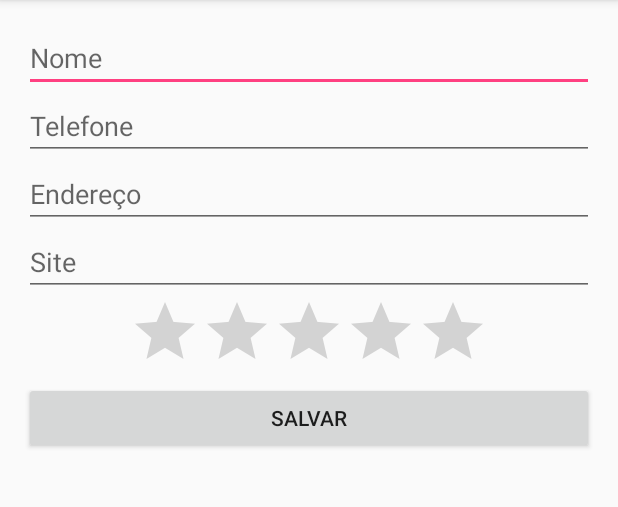
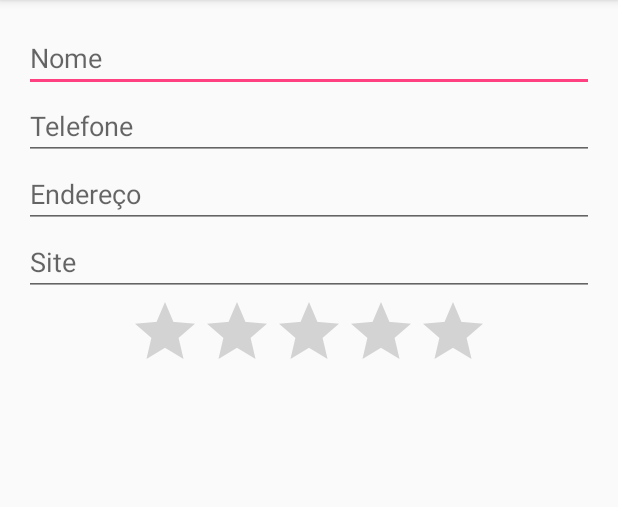
Before and after one commit to Jonss/curso-android-alura, an Android app: the FormularioActivity screen opened directly, with no data from a screen before it, on a phone screen of 412 x 824 dp, the part 84-591 px from its top. Run offline under Robolectric (Android 15) with nearby library versions, the phone set to English and light mode, and no system bars.

Commit message:
aula 4.2

```diff
--- a/app/src/main/java/com/jonss/github/agenda/FormularioActivity.java
+++ b/app/src/main/java/com/jonss/github/agenda/FormularioActivity.java
@@ -7,6 +7,7 @@ import android.view.MenuInflater;
 import android.view.MenuItem;
 import android.widget.Toast;
 
+import com.jonss.github.agenda.dao.AlunoDao;
 import com.jonss.github.agenda.helper.FormularioHelper;
 import com.jonss.github.agenda.model.Aluno;
 
@@ -36,6 +37,8 @@ public class FormularioActivity extends AppCompatActivity {
             case R.id.menu_formulario_ok:
                 Aluno aluno = mFormularioHelper.getAluno();
                 Toast.makeText(this, "Aluno " + aluno.getNome() + " salvo " + aluno.getNota(), Toast.LENGTH_SHORT).show();
+
+                AlunoDao alunoDao = new AlunoDao(this);
                 finish();
                 break;
         }
--- a/app/src/main/res/layout/activity_formulario.xml
+++ b/app/src/main/res/layout/activity_formulario.xml
@@ -50,11 +50,5 @@
             android:max="10"
             android:numStars="5"/>
 
-        <Button
-            android:id="@+id/botao_salvar"
-            android:layout_width="match_parent"
-            android:layout_height="wrap_content"
-            android:text="Salvar"/>
-
     </LinearLayout>
 </ScrollView>
```
Also changed, not shown: app/src/main/java/com/jonss/github/agenda/dao/AlunoDao.java (added, +38 -0 lines), 1 other file.
